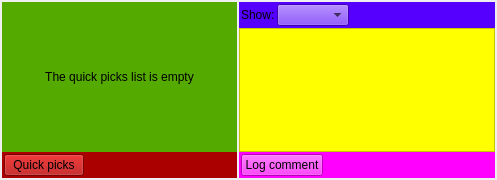
The window that Src.QT/tt3-gui/MyDayManager.ui (akapustiatyahoocouk/TimeTracker3) describes before a commit, drawn with Qt 5.
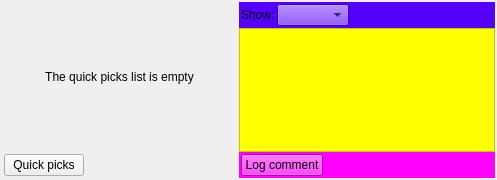
The same window after the commit. Icons and pictures are not drawn.

```diff
--- a/Src.QT/tt3-gui/MyDayManager.ui
+++ b/Src.QT/tt3-gui/MyDayManager.ui
@@ -56,7 +56,7 @@
          </sizepolicy>
         </property>
         <property name="styleSheet">
-         <string notr="true">background-color: rgb(85, 170, 0);</string>
+         <string notr="true"/>
         </property>
         <layout class="QVBoxLayout" name="verticalLayout">
          <property name="spacing">
@@ -102,7 +102,7 @@
          </sizepolicy>
         </property>
         <property name="styleSheet">
-         <string notr="true">background-color: rgb(170, 0, 0);</string>
+         <string notr="true"/>
         </property>
         <layout class="QGridLayout" name="gridLayout">
          <property name="leftMargin">
```
Left out of the diff: 2 changed lines with no effect on the pictures.
